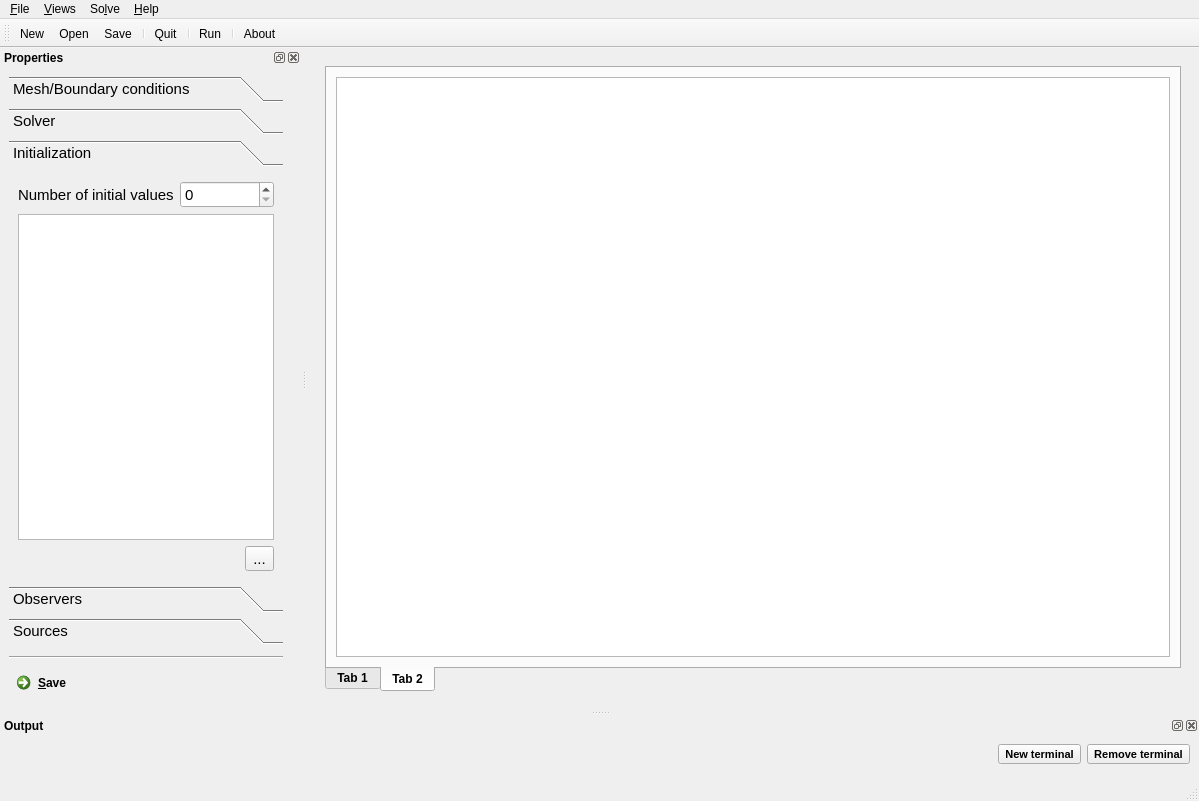
Old version of the form mainwindow.ui in the repository skhelladi/DGFEM-CAA-GUI.
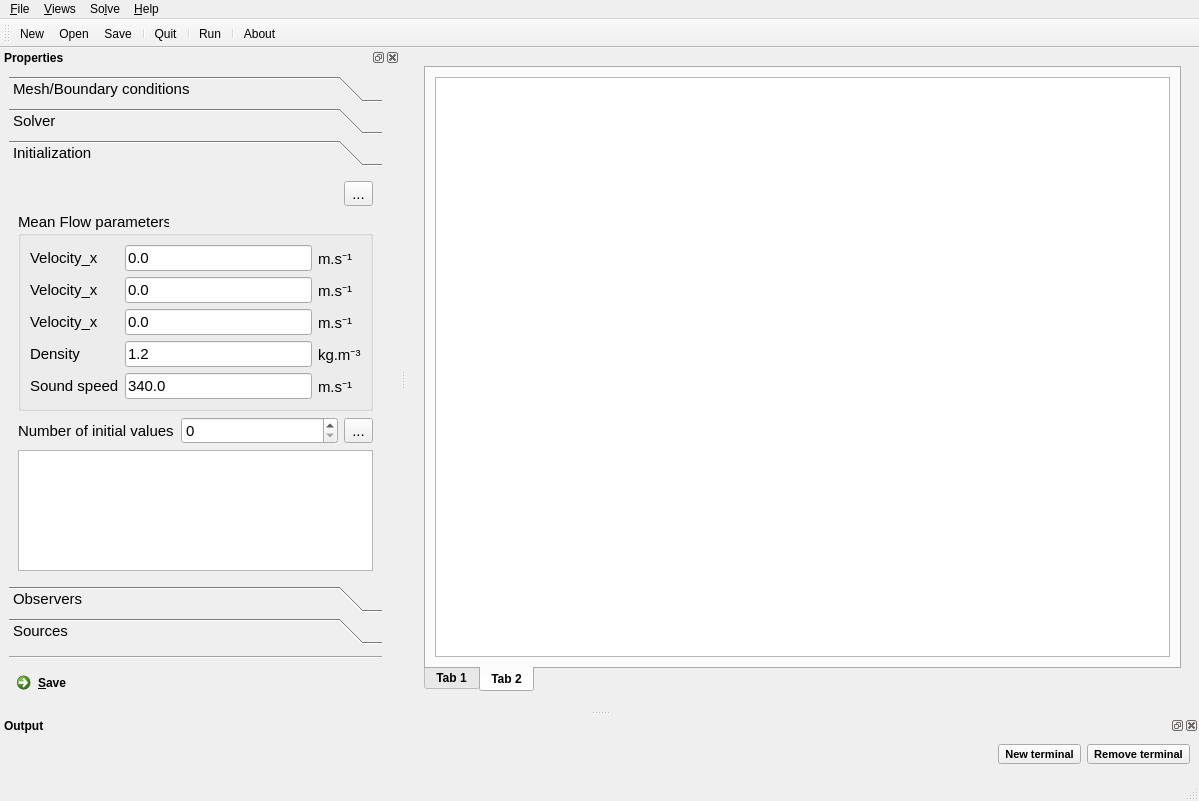
New version of the form. The open tabs and pages were chosen to show the change. Icons and pictures are not drawn. Custom widgets are drawn as their Qt base class.

```diff
--- a/mainwindow.ui
+++ b/mainwindow.ui
@@ -120,6 +120,12 @@
   </widget>
   <widget class="QStatusBar" name="statusbar"/>
   <widget class="QDockWidget" name="dockWidget_Properties">
+   <property name="minimumSize">
+    <size>
+     <width>400</width>
+     <height>322</height>
+    </size>
+   </property>
    <property name="font">
     <font>
      <pointsize>9</pointsize>
@@ -449,35 +455,153 @@
          <rect>
           <x>0</x>
           <y>0</y>
-          <width>453</width>
-          <height>390</height>
+          <width>411</width>
+          <height>384</height>
          </rect>
         </property>
         <attribute name="label">
          <string>Initialization</string>
         </attribute>
         <layout class="QGridLayout" name="gridLayout_10">
-         <item row="0" column="0">
+         <item row="3" column="0">
           <widget class="QLabel" name="label_12">
            <property name="text">
             <string>Number of initial values</string>
            </property>
           </widget>
          </item>
-         <item row="0" column="1">
+         <item row="3" column="1">
           <widget class="QSpinBox" name="spinBox_nbInit"/>
          </item>
-         <item row="1" column="0" colspan="2">
-          <widget class="QTableWidget" name="tableWidget_Init">
-           <attribute name="horizontalHeaderCascadingSectionResizes">
+         <item row="3" column="2">
+          <widget class="QToolButton" name="toolButton_Init_apply">
+           <property name="enabled">
             <bool>true</bool>
-           </attribute>
-           <attribute name="horizontalHeaderDefaultSectionSize">
-            <number>60</number>
-           </attribute>
+           </property>
+           <property name="text">
+            <string>...</string>
+           </property>
+           <property name="icon">
+            <iconset theme="view-refresh">
+             <normaloff>.</normaloff>.</iconset>
+           </property>
           </widget>
          </item>
-         <item row="2" column="0" colspan="2">
+         <item row="1" column="0" colspan="3">
+          <widget class="QGroupBox" name="groupBox_2">
+           <property name="title">
+            <string>Mean Flow parameters</string>
+           </property>
+           <layout class="QGridLayout" name="gridLayout_9">
+            <item row="2" column="0">
+             <widget class="QLabel" name="label_20">
+              <property name="text">
+               <string>Velocity_x</string>
+              </property>
+             </widget>
+            </item>
+            <item row="2" column="1">
+             <widget class="QLineEdit" name="lineEdit_vy">
+              <property name="text">
+               <string>0.0</string>
+              </property>
+             </widget>
+            </item>
+            <item row="4" column="2">
+             <widget class="QLabel" name="label_24">
+              <property name="text">
+               <string>kg.m⁻³</string>
+              </property>
+             </widget>
+            </item>
+            <item row="1" column="0">
+             <widget class="QLabel" name="label_17">
+              <property name="text">
+               <string>Velocity_x</string>
+              </property>
+             </widget>
+            </item>
+            <item row="1" column="2">
+             <widget class="QLabel" name="label_18">
+              <property name="text">
+               <string>m.s⁻¹</string>
+              </property>
+             </widget>
+            </item>
+            <item row="1" column="1">
+             <widget class="QLineEdit" name="lineEdit_vx">
+              <property name="text">
+               <string>0.0</string>
+              </property>
+             </widget>
+            </item>
+            <item row="3" column="0">
+             <widget class="QLabel" name="label_22">
+              <property name="text">
+               <string>Velocity_x</string>
+              </property>
+             </widget>
+            </item>
+            <item row="4" column="1">
+             <widget class="QLineEdit" name="lineEdit_rho">
+              <property name="text">
+               <string>1.2</string>
+              </property>
+             </widget>
+            </item>
+            <item row="3" column="1">
+             <widget class="QLineEdit" name="lineEdit_vz">
+              <property name="text">
+               <string>0.0</string>
+              </property>
+             </widget>
+            </item>
+            <item row="3" column="2">
+             <widget class="QLabel" name="label_21">
+              <property name="text">
+               <string>m.s⁻¹</string>
+              </property>
+             </widget>
+            </item>
+            <item row="4" column="0">
+             <widget class="QLabel" name="label_23">
+              <property name="text">
+               <string>Density</string>
+              </property>
+             </widget>
+            </item>
+            <item row="2" column="2">
+             <widget class="QLabel" name="label_19">
+              <property name="text">
+               <string>m.s⁻¹</string>
+              </property>
+             </widget>
+            </item>
+            <item row="5" column="0">
+             <widget class="QLabel" name="label_25">
+              <property name="text">
+               <string>Sound speed</string>
+              </property>
+             </widget>
+            </item>
+            <item row="5" column="1">
+             <widget class="QLineEdit" name="lineEdit_c">
+              <property name="text">
+               <string>340.0</string>
+              </property>
+             </widget>
+            </item>
+            <item row="5" column="2">
+             <widget class="QLabel" name="label_26">
+              <property name="text">
+               <string>m.s⁻¹</string>
+              </property>
+             </widget>
+            </item>
+           </layout>
+          </widget>
+         </item>
+         <item row="0" column="0" colspan="3">
           <layout class="QGridLayout" name="gridLayout_7">
            <item row="0" column="0">
             <spacer name="horizontalSpacer_4">
@@ -505,6 +629,16 @@
            </item>
           </layout>
          </item>
+         <item row="4" column="0" colspan="3">
+          <widget class="QTableWidget" name="tableWidget_Init">
+           <attribute name="horizontalHeaderCascadingSectionResizes">
+            <bool>true</bool>
+           </attribute>
+           <attribute name="horizontalHeaderDefaultSectionSize">
+            <number>60</number>
+           </attribute>
+          </widget>
+         </item>
         </layout>
        </widget>
        <widget class="QWidget" name="page_Observers">
```
Left out of the diff: 330 changed lines with no effect on the pictures.
